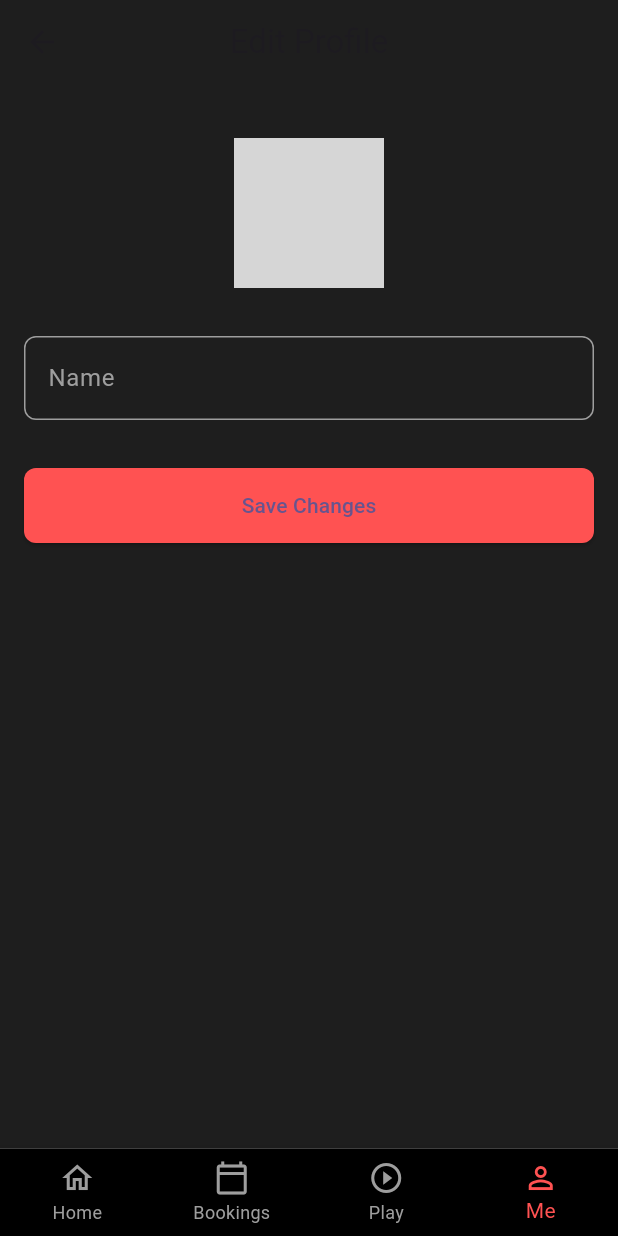
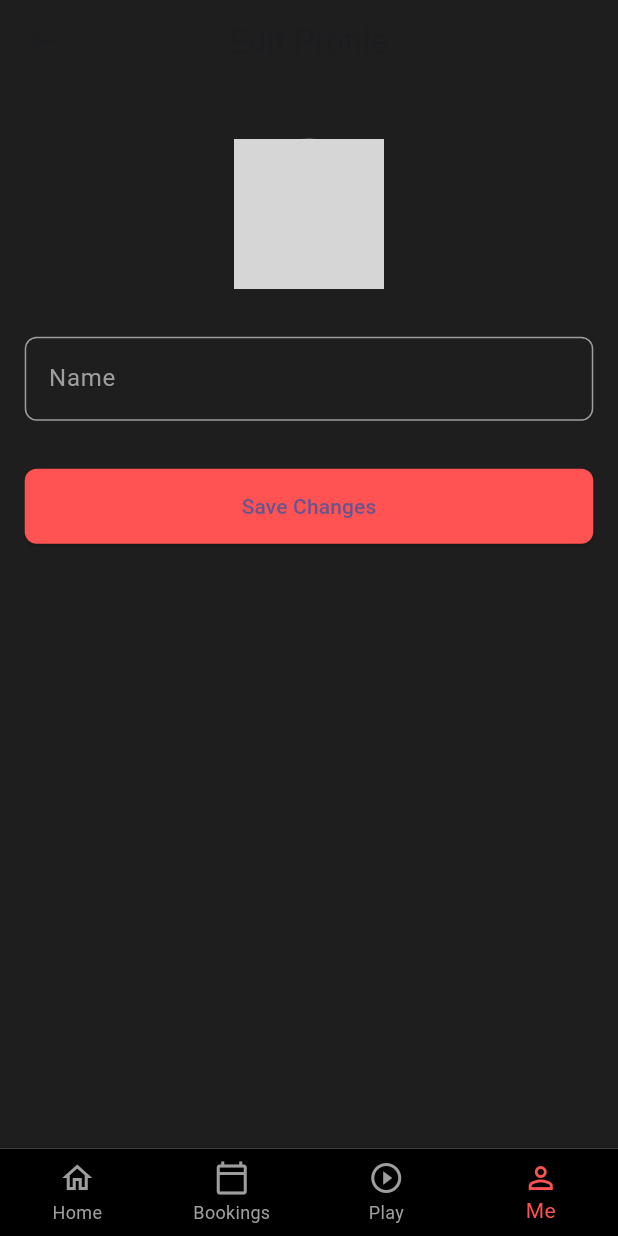
Before and after one commit to KrtiinSharma/nido_app, a Flutter app: the EditProfileScreen screen opened directly, on a phone screen of 412 x 824 dp. Run offline on Flutter 3.47's test engine with Material 3 defaults, Android fonts, the phone set to English and light mode, and no system bars; our stand-ins replace image_picker; grey boxes are pictures that could not be loaded.

Commit message:
made it responsive

```diff
--- a/lib/edit_profile.dart
+++ b/lib/edit_profile.dart
@@ -16,7 +16,7 @@ class _EditProfileScreenState extends State<EditProfileScreen> {
 
   void _onItemTapped(int index) {
     if (index != _selectedIndex) {
-      Navigator.pop(context); // Go back to main screen
+      Navigator.pop(context);
     }
   }
 
@@ -33,6 +33,8 @@ class _EditProfileScreenState extends State<EditProfileScreen> {
 
   @override
   Widget build(BuildContext context) {
+    double screenWidth = MediaQuery.of(context).size.width;
+
     return Scaffold(
       backgroundColor: const Color(0xFF1E1E1E),
       appBar: AppBar(
@@ -42,7 +44,7 @@ class _EditProfileScreenState extends State<EditProfileScreen> {
         centerTitle: true,
       ),
       body: Padding(
-        padding: const EdgeInsets.all(16.0),
+        padding: EdgeInsets.all(screenWidth * 0.04), // Responsive padding
         child: Column(
           children: [
             const SizedBox(height: 20),
@@ -103,7 +105,7 @@ class _EditProfileScreenState extends State<EditProfileScreen> {
               },
               style: ElevatedButton.styleFrom(
                 backgroundColor: Colors.redAccent,
-                minimumSize: const Size(double.infinity, 50),
+                minimumSize: Size(double.infinity, 50),
                 shape: RoundedRectangleBorder(
                   borderRadius: BorderRadius.circular(8),
                 ),
```
